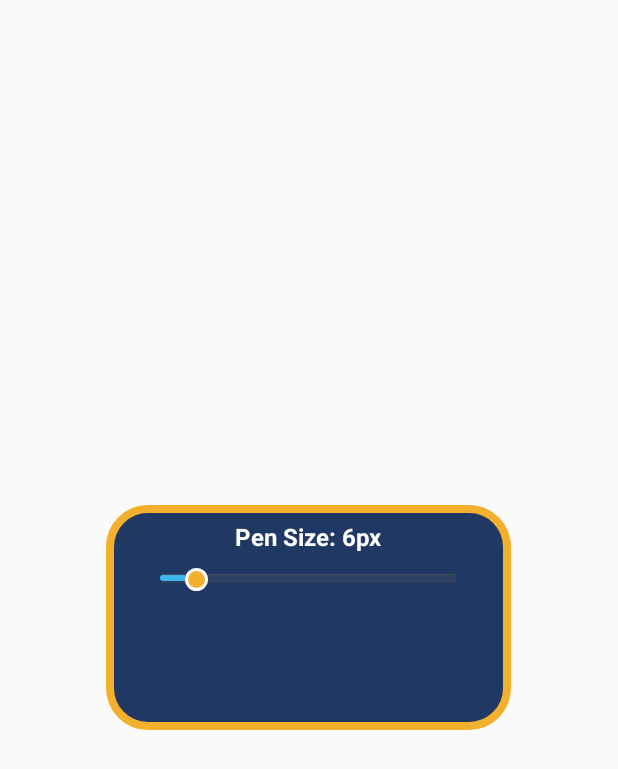
After one commit to pforderique/Paint-Canvas, an Android app: the layout pensize_popup.xml on its own in the app's theme, with its tools: preview values and no code run, on a phone screen of 412 x 824 dp. The commit adds this screen. Shown: the top 769 px of the screen. Run offline under Robolectric (Android 15) with nearby library versions, the phone set to English and light mode, and no system bars.

Commit message:
working stroke width seekbar, but 2 new problems: Like when color was changed, all paths change strokeWdith upon strokeWidth update from seekbar. The other problem is that when popup window is selected again, the seekbar returns to the default 6px rather than last state.

```diff
--- a/app/src/main/java/com/example/paintcanvas/CanvasActivity.java
+++ b/app/src/main/java/com/example/paintcanvas/CanvasActivity.java
@@ -3,27 +3,41 @@ package com.example.paintcanvas;
 import androidx.appcompat.app.AppCompatActivity;
 import androidx.appcompat.widget.Toolbar;
 
+import android.app.Dialog;
+import android.content.Context;
 import android.graphics.Color;
+import android.graphics.drawable.ColorDrawable;
 import android.graphics.drawable.GradientDrawable;
 import android.os.Bundle;
+import android.os.Environment;
+import android.util.Log;
+import android.view.Gravity;
+import android.view.LayoutInflater;
 import android.view.MenuItem;
 import android.view.View;
+import android.view.ViewGroup;
 import android.widget.Button;
 import android.widget.FrameLayout;
 import android.widget.ImageButton;
 import android.widget.PopupMenu;
+import android.widget.PopupWindow;
+import android.widget.SeekBar;
 import android.widget.TextView;
 import android.widget.Toast;
+
+import org.w3c.dom.Text;
 
 import yuku.ambilwarna.AmbilWarnaDialog;
 
 public class CanvasActivity extends AppCompatActivity {
+    DrawingView drawView;
+    int pensizeVal = 6;
 
     @Override
     protected void onCreate(Bundle savedInstanceState) {
         super.onCreate(savedInstanceState);
         setContentView(R.layout.activity_canvas);
-
+        Log.i("Running", "Running...");
         //sets up color display text view next to palette - how to change element's background
         TextView color_txt_view = (TextView) findViewById(R.id.colorDispView);
         final GradientDrawable color_disp = (GradientDrawable) color_txt_view.getBackground();
@@ -34,9 +48,19 @@ public class CanvasActivity extends AppCompatActivity {
         getSupportActionBar().setDisplayShowTitleEnabled(false);
 
         //drawing view setup
-        final DrawingView drawView = new DrawingView(this);
+        drawView = new DrawingView(this);
         final FrameLayout frm_layout = (FrameLayout) findViewById(R.id.drawView_frame);
         frm_layout.addView(drawView);
+
+        //PENSIZE BUTTON
+        Button btn_pensize = (Button) findViewById(R.id.sizeChooserButton);
+        btn_pensize.setOnClickListener(new View.OnClickListener() {
+            @Override
+            public void onClick(View v) {
+                initializePopUpWindow();
+            }
+        });
+
 
         //UNDO BUTTON
         Button btn_undo = (Button) findViewById(R.id.undoButton);
@@ -120,4 +144,33 @@ public class CanvasActivity extends AppCompatActivity {
             }
         });
     }
+
+    public void initializePopUpWindow(){
+        try {
+            LayoutInflater inflater = (LayoutInflater) CanvasActivity.this
+                    .getSystemService(Context.LAYOUT_INFLATER_SERVICE);
+            final View layout = inflater.inflate(R.layout.pensize_popup,
+                    (ViewGroup) findViewById(R.id.popupElement));
+            PopupWindow pwindo = new PopupWindow(layout, 1000, 400, true);
+            pwindo.showAtLocation(layout, Gravity.CENTER, 0, 0);
+
+            SeekBar pensize_sb = (SeekBar) layout.findViewById(R.id.seekBar);
+            pensize_sb.setOnSeekBarChangeListener(new SeekBar.OnSeekBarChangeListener() {
+                @Override
+                public void onProgressChanged(SeekBar seekBar, int progress, boolean fromUser) {
+                    pensizeVal = seekBar.getProgress();
+                    TextView pensize_tv = (TextView) layout.findViewById(R.id.pensizeTxtView);
+                    pensize_tv.setText("Pen Size: " + pensizeVal + "px");
+                    drawView.setStrokeWidth(pensizeVal);
+                    Log.i("being dragged", "dragging...");
+                }
+                @Override
+                public void onStartTrackingTouch(SeekBar seekBar) { }
+                @Override
+                public void onStopTrackingTouch(SeekBar seekBar) { }
+            });
+        }catch (Exception e){
+            e.printStackTrace();
+        }
+    }
 }
--- /dev/null
+++ b/app/src/main/res/drawable/popup_box.xml
@@ -0,0 +1,9 @@
+<?xml version="1.0" encoding="utf-8"?>
+<shape
+    xmlns:android="http://schemas.android.com/apk/res/android">
+    <solid android:color="@color/colorOrderiqueLogoBg"/>
+    <stroke
+        android:width="5dp"
+        android:color="@color/colorAccent" />
+    <corners android:radius="25dp"/>
+</shape>
--- /dev/null
+++ b/app/src/main/res/drawable/progress_bar.xml
@@ -0,0 +1,12 @@
+<?xml version="1.0" encoding="utf-8"?>
+<layer-list xmlns:android="http://schemas.android.com/apk/res/android">
+    <item android:id="@+id/progressshape">
+<!--        <clip>-->
+            <shape android:shape="rectangle">
+                <size android:height="1dp" android:width="150dp"/>
+                <corners android:radius="5dp"/>
+                <solid android:color="#3db5ea"/>
+            </shape>
+<!--        </clip>-->
+    </item>
+</layer-list>
--- /dev/null
+++ b/app/src/main/res/drawable/seekbar_progress_style.xml
@@ -0,0 +1,16 @@
+<?xml version="1.0" encoding="utf-8"?>
+<layer-list xmlns:android="http://schemas.android.com/apk/res/android">
+    <item
+        android:id="@android:id/background"
+        android:drawable="@drawable/seekbar_track"
+        android:height="6dp"
+        android:top="4dp">
+    </item>
+<!--This android:height ACTUALLY changes the height as it appears on popup-->
+    <item
+        android:id="@android:id/progress"
+        android:height="4dp"
+        android:top="5dp">
+        <clip android:drawable="@drawable/progress_bar"/>
+    </item>
+</layer-list>
--- /dev/null
+++ b/app/src/main/res/drawable/seekbar_thumb.xml
@@ -0,0 +1,13 @@
+<?xml version="1.0" encoding="utf-8"?>
+<ripple xmlns:android="http://schemas.android.com/apk/res/android"
+     android:color="@color/colorAccentFaded">
+    <item>
+        <shape android:shape="oval">
+            <solid android:color="@color/colorAccent" />
+            <size android:width="15dp" android:height="15dp"/>
+            <stroke
+                android:color="@android:color/white"
+                android:width="2dp"/>
+        </shape>
+    </item>
+</ripple>
--- /dev/null
+++ b/app/src/main/res/drawable/seekbar_track.xml
@@ -0,0 +1,21 @@
+<?xml version="1.0" encoding="utf-8"?>
+<layer-list
+    xmlns:android="http://schemas.android.com/apk/res/android"
+    android:color="@android:color/white">
+    <item>
+        <shape>
+            <corners android:radius="5dp"/>
+            <gradient
+                android:angle="270"
+                android:centerColor="#11000000"
+                android:centerY="0.2"
+                android:endColor="#11000000"
+                android:startColor="#33000000"
+                android:type="linear"/>
+        </shape>
+    </item>
+<!--    Could erase all shape tag and put this in first item tag instead:-->
+<!--    android:drawable="@drawable/seekbar"-->
+<!--    android:height="5dp" android:width="200dp"-->
+<!--    android:top="6.5dp"-->
+</layer-list>
--- /dev/null
+++ b/app/src/main/res/layout/pensize_popup.xml
@@ -0,0 +1,38 @@
+<?xml version="1.0" encoding="utf-8"?>
+<LinearLayout
+    xmlns:android="http://schemas.android.com/apk/res/android"
+    android:id="@+id/popupElement"
+    android:orientation="vertical"
+    android:layout_width="270dp"
+    android:layout_height="150dp"
+    android:background="@drawable/popup_box"
+    android:layout_gravity="center">
+
+
+    <TextView
+        android:id="@+id/pensizeTxtView"
+        android:layout_width="match_parent"
+        android:layout_height="wrap_content"
+        android:layout_marginTop="10dp"
+        android:gravity="center"
+        android:textStyle="bold"
+        android:textColor="@android:color/white"
+        android:textSize="16sp"
+        android:text="Pen Size: 6px" />
+
+    <SeekBar
+        android:id="@+id/seekBar"
+        android:layout_width="match_parent"
+        android:layout_height="wrap_content"
+        android:layout_marginLeft="20dp"
+        android:layout_marginTop="10dp"
+        android:layout_marginRight="20dp"
+        android:foregroundGravity="center"
+        android:max="50"
+        android:min="0"
+        android:progress="6"
+        android:progressBackgroundTint="@color/colorAccent"
+        android:progressDrawable="@drawable/seekbar_progress_style"
+        android:thumb="@drawable/seekbar_thumb" />
+
+</LinearLayout>
--- a/app/src/main/res/values/colors.xml
+++ b/app/src/main/res/values/colors.xml
@@ -4,4 +4,5 @@
     <color name="colorPrimaryDark">#001E5A</color>
     <color name="colorAccent">#F3B02C</color>
     <color name="colorOrderiqueLogoBg">#203864</color>
+    <color name="colorAccentFaded">#D3FFE3AC</color>
 </resources>
```
Also changed, not shown: app/src/main/res/drawable/seekbar.png (added).
